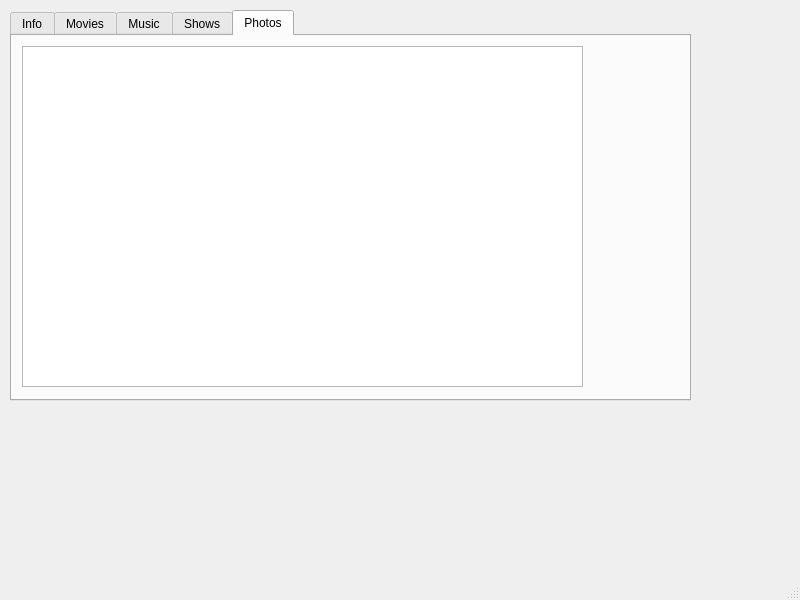
matwin04/MediaManagerPlusPlus, file ui/mainwindow.ui: the form before one commit.
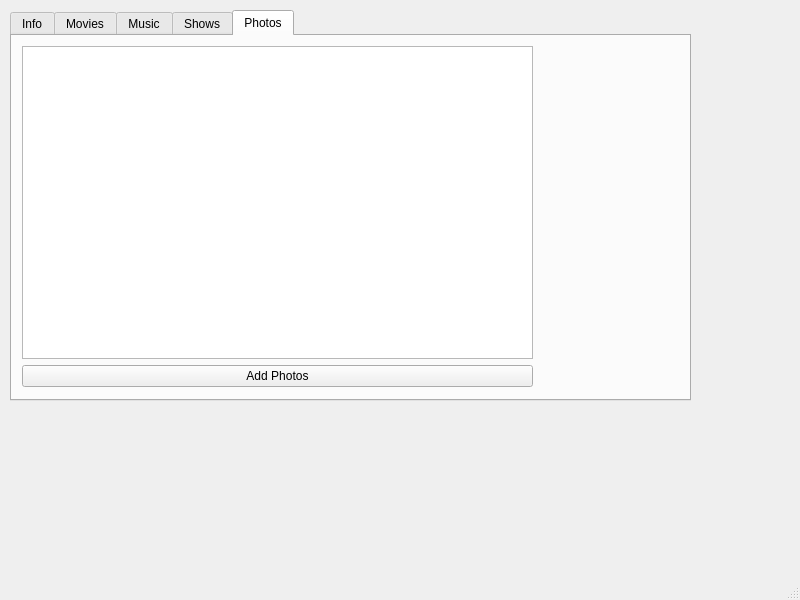
The form after the commit.

Commit message: 19. Add Photos works now and organizes and sorts photos by camera then by date

```diff
--- a/ui/mainwindow.ui
+++ b/ui/mainwindow.ui
@@ -80,15 +80,27 @@
      <attribute name="title">
       <string>Photos</string>
      </attribute>
-     <widget class="QTableView" name="photoTable">
+     <widget class="QWidget" name="">
       <property name="geometry">
        <rect>
         <x>10</x>
         <y>10</y>
-        <width>561</width>
+        <width>511</width>
         <height>341</height>
        </rect>
       </property>
+      <layout class="QVBoxLayout" name="verticalLayout">
+       <item>
+        <widget class="QTableView" name="photoTable"/>
+       </item>
+       <item>
+        <widget class="QPushButton" name="addPhotosButton">
+         <property name="text">
+          <string>Add Photos</string>
+         </property>
+        </widget>
+       </item>
+      </layout>
      </widget>
     </widget>
    </widget>
```
The commit also changes 3 other files.
